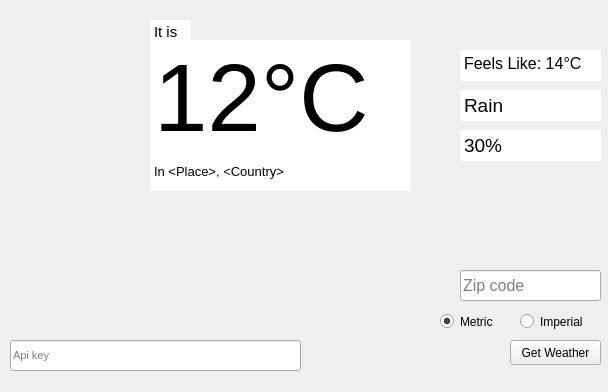
Before: the Qt Designer form uis/weather_gui.ui in emmafornash/Weather-Report, drawn with Qt 5.
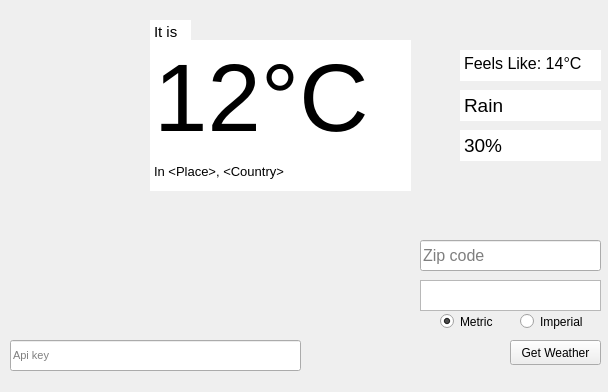
After: the same form once the commit is applied. Icons and pictures are not drawn.

Commit message: added ability to change country

The edit to the form file:
```diff
--- a/uis/weather_gui.ui
+++ b/uis/weather_gui.ui
@@ -252,9 +252,9 @@
    <widget class="QLineEdit" name="zipcode_edit">
     <property name="geometry">
      <rect>
-      <x>460</x>
-      <y>270</y>
-      <width>141</width>
+      <x>420</x>
+      <y>240</y>
+      <width>181</width>
       <height>31</height>
      </rect>
     </property>
@@ -386,6 +386,21 @@
      <bool>true</bool>
     </property>
    </widget>
+   <widget class="QListView" name="country_list">
+    <property name="geometry">
+     <rect>
+      <x>420</x>
+      <y>280</y>
+      <width>181</width>
+      <height>31</height>
+     </rect>
+    </property>
+    <property name="font">
+     <font>
+      <pointsize>14</pointsize>
+     </font>
+    </property>
+   </widget>
   </widget>
   <widget class="QMenuBar" name="menubar">
    <property name="geometry">
```
Left out of the diff: 2 changed lines with no effect on the pictures. The commit also changes 1 other file.
